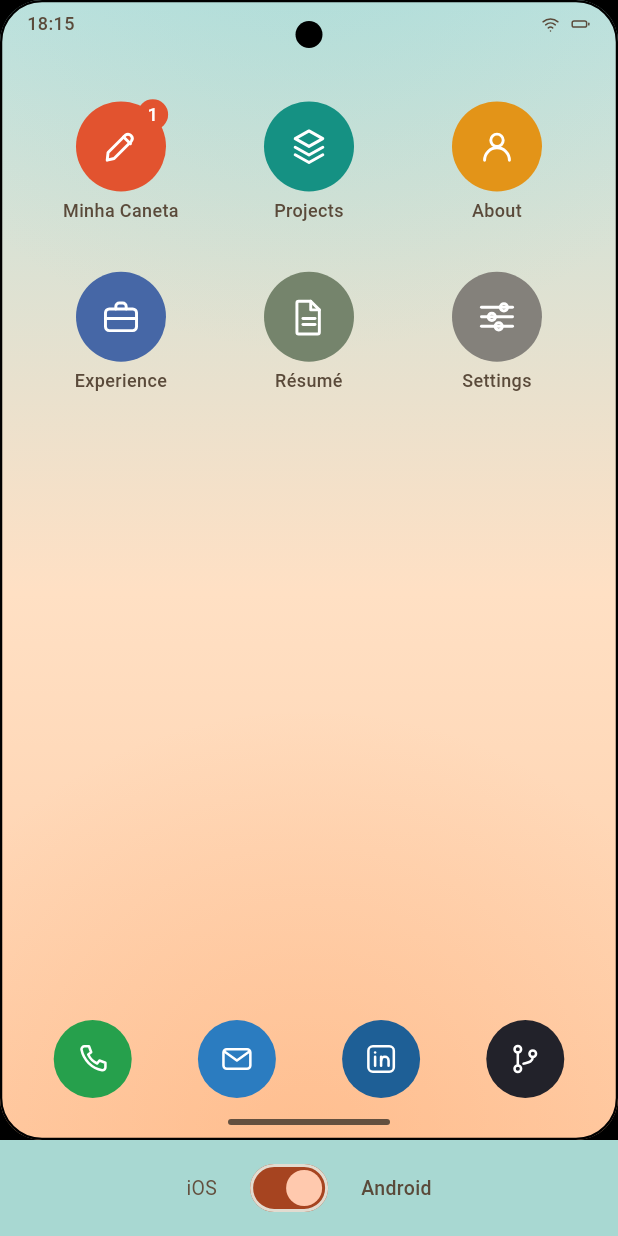
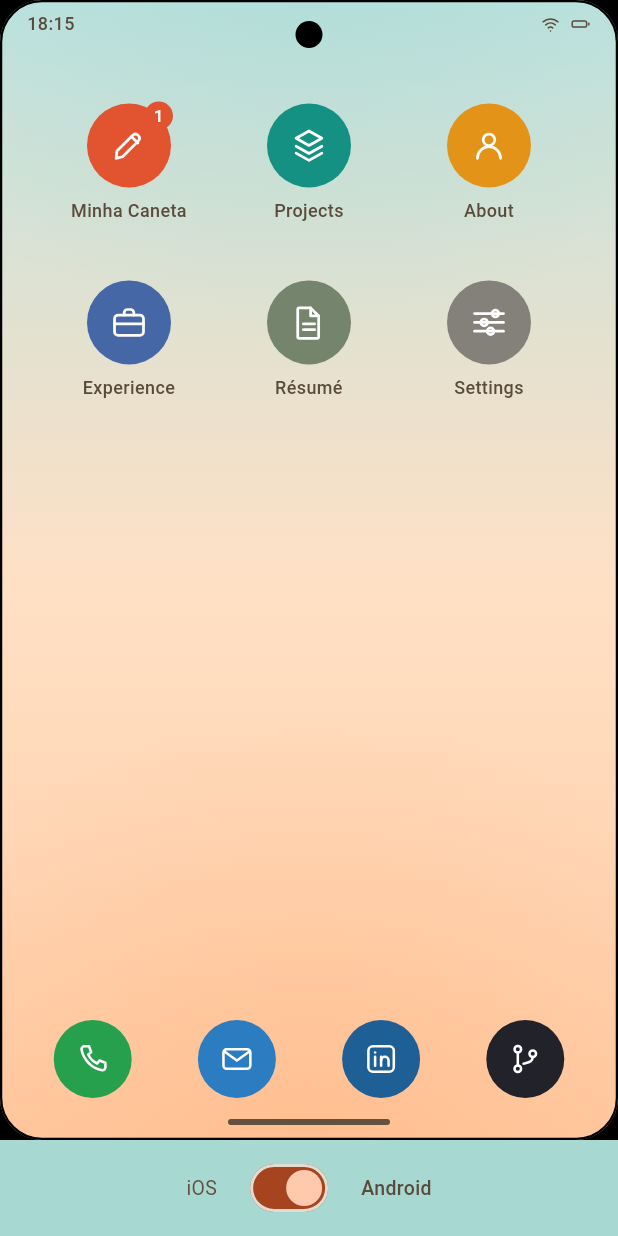
Before and after one commit to brunordrdev/portfolio-os, a Flutter app: the HomeScreen screen opened by its route, on a phone screen of 412 x 824 dp. Run offline on Flutter 3.47's test engine with Material 3 defaults, Android fonts, the phone set to English and light mode, and no system bars; our stand-ins replace clock, flutter_svg, go_router, shared_preferences; accounts and stored records are empty.

Commit message:
Grade: o ritmo da tela inicial vem da costura
Recuo do topo, calha lateral, vão entre fileiras, lado do ladrilho e
distância até o rótulo estavam chumbados — três na tela inicial, dois no
AppIcon. Eram cinco números que só faziam sentido juntos e viviam
separados, e o resultado é que as duas peles tinham o mesmo ritmo: a troca
aparecia no desenho do ladrilho e em mais nada.

Agora é um objeto de valor só. Ritmo se ajusta inteiro; cinco membros
soltos deixariam alguém apertar a calha sem apertar o vão, que é como uma
grade fica desafinada.

  iOS      20 / 16 / 18 / 60 / 5   springboard, apertada
  Android  28 / 26 / 30 / 56 / 9   launcher, arejado

O lado do ladrilho passou a ser nulo por padrão no AppIcon, e nulo pega o
da grade da pele ativa — a doca, que tem ladrilho menor, continua sendo
quem passa um valor. Assim a tela inicial não precisou dizer o tamanho.

A tela trocou três números no lugar e não ganhou linha nenhuma.

Três testes chumbavam o ladrilho em 60. Passaram a escrever a medida de
cada pele à mão: perguntá-la à spec faria o teste concordar com qualquer
valor que ela desse — o mesmo defeito que já apareceu duas vezes aqui.

Co-Authored-By: Claude Opus 5 (1M context) <noreply@anthropic.com>

```diff
--- a/lib/core/platform/android_spec.dart
+++ b/lib/core/platform/android_spec.dart
@@ -76,6 +76,17 @@ class AndroidSpec extends PlatformSpec {
   // a barra colada na borda.
   @override
   double get systemChromeHeight => 32;
+
+  // Launcher: calha larga, fileiras espaçadas, ladrilho um pouco menor e
+  // rótulo mais afastado. O Android respira mais que o iOS.
+  @override
+  GridMetrics get grid => const GridMetrics(
+    topInset: 28,
+    gutter: 26,
+    rowGap: 30,
+    tileSize: 56,
+    labelGap: 9,
+  );
 
   // Sem cápsula: no Android os ícones da doca ficam soltos sobre o papel de
   // parede. Nada de contêiner, nada de desfoque — só os ícones.
--- a/lib/core/platform/ios_spec.dart
+++ b/lib/core/platform/ios_spec.dart
@@ -72,6 +72,17 @@ class IOSSpec extends PlatformSpec {
   // um furo de câmera pede, e a hora fica ao lado dela, não embaixo.
   @override
   double get systemChromeHeight => 54;
+
+  // Springboard: calha estreita, fileiras próximas, rótulo colado no
+  // ladrilho. A densidade é parte do que faz um iPhone parecer um iPhone.
+  @override
+  GridMetrics get grid => const GridMetrics(
+    topInset: 20,
+    gutter: 16,
+    rowGap: 18,
+    tileSize: 60,
+    labelGap: 5,
+  );
 
   // Vidro fosco: a doca do iOS é uma superfície própria, com o papel de
   // parede desfocado por baixo dela.
--- a/lib/core/platform/platform_spec.dart
+++ b/lib/core/platform/platform_spec.dart
@@ -2,6 +2,41 @@ import 'package:flutter/widgets.dart';
 
 /// Uma borda lateral da tela.
 enum ScreenEdge { left, right }
+
+/// As medidas da grade da tela inicial.
+///
+/// Vão juntas de propósito. Recuo, calha, vão entre fileiras, lado do
+/// ladrilho e distância até o rótulo formam um ritmo, e ritmo se ajusta
+/// inteiro: cinco membros soltos deixariam alguém apertar a calha sem
+/// apertar o vão, que é como uma grade fica desafinada.
+///
+/// É aqui que a troca de pele deixa de ser só desenho e vira respiração — a
+/// springboard do iOS é apertada, o launcher do Android é arejado.
+@immutable
+class GridMetrics {
+  const GridMetrics({
+    required this.topInset,
+    required this.gutter,
+    required this.rowGap,
+    required this.tileSize,
+    required this.labelGap,
+  });
+
+  /// Entre a barra de status e a primeira fileira.
+  final double topInset;
+
+  /// Da borda da tela até a primeira coluna.
+  final double gutter;
+
+  /// Entre uma fileira e a seguinte.
+  final double rowGap;
+
+  /// O lado do ladrilho.
+  final double tileSize;
+
+  /// Do pé do ladrilho até o rótulo.
+  final double labelGap;
+}
 
 /// Como a página que sai se transforma enquanto o dedo arrasta de volta.
 ///
@@ -111,6 +146,9 @@ abstract class PlatformSpec {
     required ValueChanged<bool> onChanged,
   });
 
+  /// O ritmo da grade da tela inicial.
+  GridMetrics get grid;
+
   /// A doca: como os quatro canais de contato se apoiam no papel de parede.
   ///
   /// No iOS eles vivem dentro de um contêiner fosco; no Android ficam soltos
--- a/lib/features/home/home_screen.dart
+++ b/lib/features/home/home_screen.dart
@@ -100,9 +100,9 @@ class HomeScreen extends StatelessWidget {
         child: Column(
           children: [
             const StatusBar(),
-            const SizedBox(height: 26),
+            SizedBox(height: spec.grid.topInset),
             Padding(
-              padding: const EdgeInsets.symmetric(horizontal: 18),
+              padding: EdgeInsets.symmetric(horizontal: spec.grid.gutter),
               child: Column(
                 children: [
                   _GridRow(
@@ -110,7 +110,7 @@ class HomeScreen extends StatelessWidget {
                     names: _gridNames(apps).sublist(0, 3),
                     tokens: tokens,
                   ),
-                  const SizedBox(height: 24),
+                  SizedBox(height: spec.grid.rowGap),
                   _GridRow(
                     entries: _grid.sublist(3, 6),
                     names: _gridNames(apps).sublist(3, 6),
--- a/lib/shared/widgets/app_icon.dart
+++ b/lib/shared/widgets/app_icon.dart
@@ -17,7 +17,7 @@ class AppIcon extends StatefulWidget {
     required this.glyph,
     required this.hue,
     required this.onTap,
-    this.size = 60,
+    this.size,
     this.badge,
     this.showLabel = true,
   });
@@ -36,8 +36,9 @@ class AppIcon extends StatefulWidget {
   /// dele. É com isso que a transição de contêiner tem de onde crescer.
   final void Function(AppOrigin origin) onTap;
 
-  /// Lado do ladrilho.
-  final double size;
+  /// Lado do ladrilho. Nulo pega o da grade da pele ativa — a doca, que tem
+  /// ladrilho menor, é quem passa um valor.
+  final double? size;
 
   /// Contagem do selo. Um ícone só do sistema recebe selo.
   final int? badge;
@@ -72,7 +73,7 @@ class _AppIconState extends State<AppIcon> {
   Widget build(BuildContext context) {
     final spec = context.platform;
     final tokens = context.tokens;
-    final size = widget.size;
+    final size = widget.size ?? spec.grid.tileSize;
     final badge = widget.badge;
     final showLabel = widget.showLabel;
     final radius = spec.iconRadius(size);
@@ -150,7 +151,7 @@ class _AppIconState extends State<AppIcon> {
       children: [
         spec.tappable(onTap: _handleTap, radius: radius, child: target),
         if (showLabel) ...[
-          SizedBox(height: size * 0.1),
+          SizedBox(height: spec.grid.labelGap),
           // O nome abre o app junto com o ladrilho: escrito embaixo do ícone
           // ele parece parte dele, e o que parece tocável funciona. Fica fora
           // do `tappable` porque a resposta visual da pele pertence ao
```
Also changed, not shown: 6 other files.
